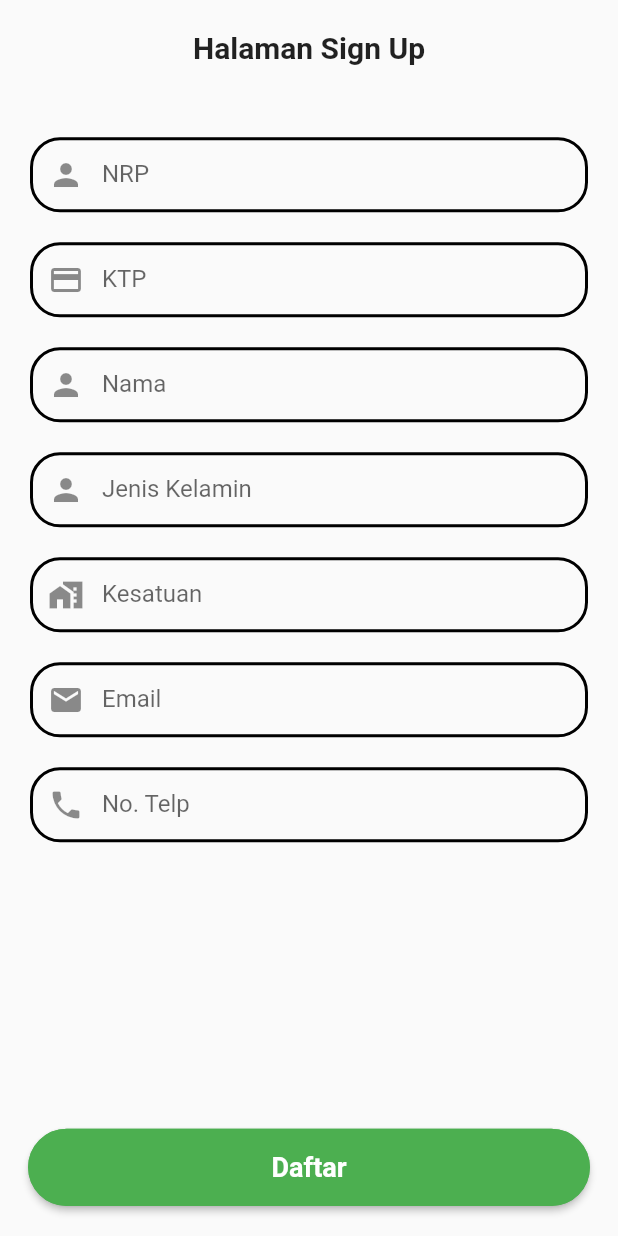
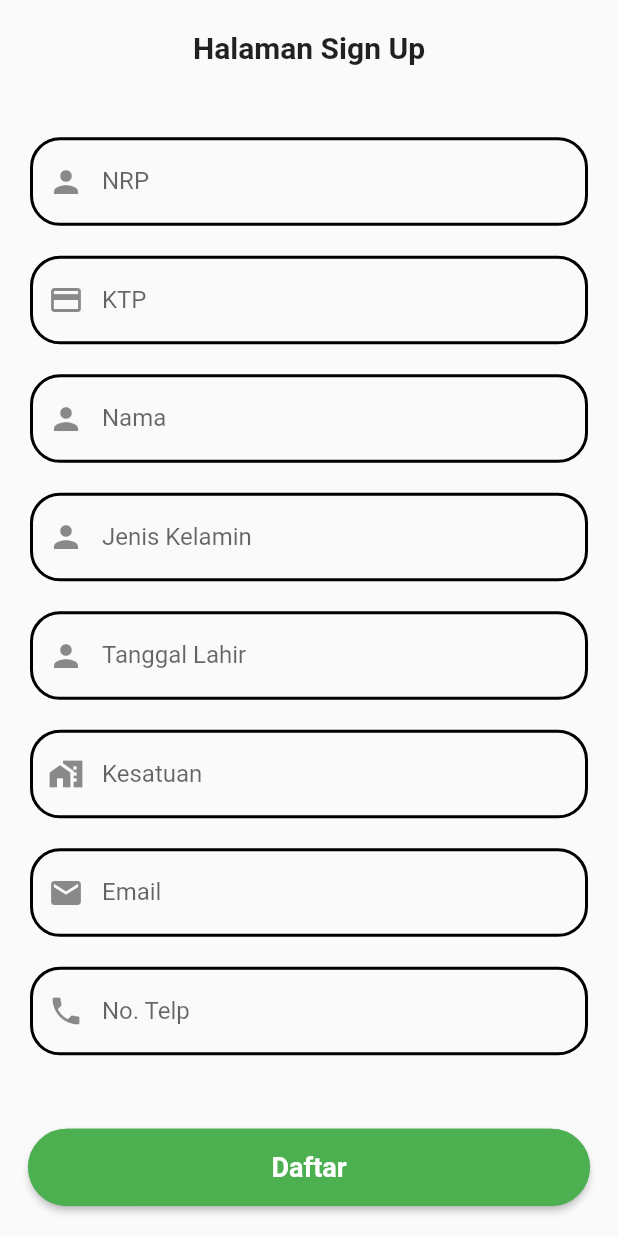
Before and after one commit to juniz/ApamPolri, a Flutter app: the SignUpPage screen opened by its route, on a phone screen of 412 x 824 dp. Run offline on Flutter 3.47's test engine with Material 2 defaults, Android fonts, the phone set to English and light mode, and no system bars; our stand-ins replace awesome_dialog, carousel_slider, cloud_firestore, firebase_auth, firebase_core, flutter_signin_button and 5 more; missing offline and left inert: flutter_open_whatsapp, footer, onesignal_flutter, otp, otp_screen; accounts and stored records are empty; network calls fail; project files that could hold a hidden picture were left out.

Commit message:
pendaftan polri

```diff
--- a/lib/controller/login_controller.dart
+++ b/lib/controller/login_controller.dart
@@ -210,13 +210,14 @@ class LoginController extends GetxController {
   }
 
   Future selectedRumkit(String rumkit, String urlApi, String urlBlog,
-      String username, String password, String telp) async {
+      String username, String password, String telp, String hc) async {
     LocalData.savePref('rumkit', rumkit);
     LocalData.savePref('username', username);
     LocalData.savePref('password', password);
     LocalData.savePref('url', urlApi);
     LocalData.savePref('urlBlog', urlBlog);
     LocalData.savePref('telp', telp);
+    LocalData.savePref('hc', hc);
   }
 
   void clearForm() {
--- a/lib/sign_up.dart
+++ b/lib/sign_up.dart
@@ -57,8 +57,6 @@ class _SignUpPageState extends State<SignUpPage> {
                         Padding(
                           padding:
                               EdgeInsets.only(right: 20, left: 20, bottom: 20),
-                          child: SizedBox(
-                            height: 50,
                           child: TextFormField(
                             focusNode: myFocusNode1,
                             controller: signupController.nrpController,
@@ -84,13 +82,10 @@ class _SignUpPageState extends State<SignUpPage> {
                             ),
                           ),
                         ),
-                        ),
 
                         Padding(
                           padding:
                               EdgeInsets.only(right: 20, left: 20, bottom: 20),
-                          child: SizedBox(
-                            height: 50,
                           child: TextFormField(
                             focusNode: myFocusNode2,
                             controller: signupController.ktpController,
@@ -116,13 +111,10 @@ class _SignUpPageState extends State<SignUpPage> {
                             ),
                           ),
                         ),
-                        ),
 
                         Padding(
                           padding:
                               EdgeInsets.only(right: 20, left: 20, bottom: 20),
-                          child: SizedBox(
-                            height: 50,
                           child: TextFormField(
                             focusNode: myFocusNode3,
                             controller: signupController.namaController,
@@ -148,13 +140,10 @@ class _SignUpPageState extends State<SignUpPage> {
                             ),
                           ),
                         ),
-                        ),
 
                         Padding(
                           padding:
                               EdgeInsets.only(right: 20, left: 20, bottom: 20),
-                          child: SizedBox(
-                            height: 50,
                           child: TextFormField(
                             focusNode: myFocusNode4,
                             controller: signupController.jkController,
@@ -184,13 +173,39 @@ class _SignUpPageState extends State<SignUpPage> {
                             ),
                           ),
                         ),
+
+                        Padding(
+                          padding:
+                              EdgeInsets.only(right: 20, left: 20, bottom: 20),
+                          child: TextFormField(
+                            focusNode: myFocusNode3,
+                            controller: signupController.namaController,
+                            maxLines: 1,
+                            keyboardType: TextInputType.name,
+                            validator: (value) => value.trim().isEmpty
+                                ? 'Tanggal lahir masih kosong'
+                                : null,
+                            decoration: InputDecoration(
+                              labelText: "Tanggal Lahir",
+                              hintText: "Isikan Tanggal Lahir",
+                              fillColor: Colors.black,
+                              prefixIcon: Icon(Icons.person),
+                              focusedBorder: OutlineInputBorder(
+                                borderRadius: BorderRadius.circular(20),
+                                borderSide: BorderSide(color: Colors.green),
+                              ),
+                              enabledBorder: OutlineInputBorder(
+                                borderRadius: BorderRadius.circular(20),
+                                borderSide:
+                                    BorderSide(color: Colors.black, width: 2),
+                              ),
+                            ),
+                          ),
                         ),
 
                         Padding(
                           padding:
                               EdgeInsets.only(right: 20, left: 20, bottom: 20),
-                          child: SizedBox(
-                            height: 50,
                           child: TextFormField(
                             focusNode: myFocusNode5,
                             controller: signupController.satuanController,
@@ -216,13 +231,10 @@ class _SignUpPageState extends State<SignUpPage> {
                             ),
                           ),
                         ),
-                        ),
 
                         Padding(
                           padding:
                               EdgeInsets.only(right: 20, left: 20, bottom: 20),
-                          child: SizedBox(
-                            height: 50,
                           child: TextFormField(
                             focusNode: myFocusNode6,
                             controller: signupController.emailController,
@@ -249,13 +261,10 @@ class _SignUpPageState extends State<SignUpPage> {
                             ),
                           ),
                         ),
-                        ),
 
                         Padding(
                           padding:
                               EdgeInsets.only(right: 20, left: 20, bottom: 20),
-                          child: SizedBox(
-                            height: 50,
                           child: TextFormField(
                             focusNode: myFocusNode7,
                             controller: signupController.hpController,
@@ -278,7 +287,6 @@ class _SignUpPageState extends State<SignUpPage> {
                                 borderRadius: BorderRadius.circular(20),
                                 borderSide:
                                     BorderSide(color: Colors.black, width: 2),
-                                ),
                               ),
                             ),
                           ),
```
Also changed, not shown: lib/carousel_page.dart (+42 -42 lines), lib/controller/home_care_controller.dart (+18 -15 lines), lib/controller/pendaftaran_controller.dart (+41 -33 lines), lib/home_care_page.dart (+62 -61 lines), lib/login.dart (+4 -3 lines), lib/menu_page.dart (+5 -5 lines), lib/models/rumkit_model.dart (+6 -3 lines), lib/pendaftaran_page.dart (+50 -57 lines). Lines whose indentation alone changed are shown as unchanged.
